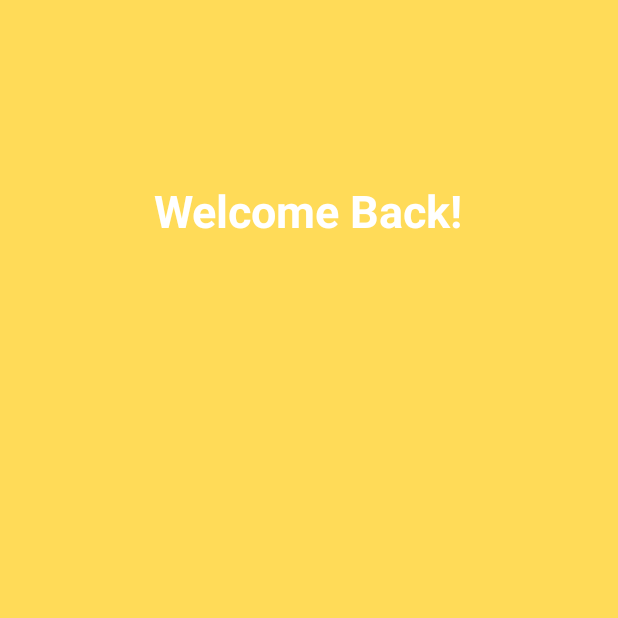
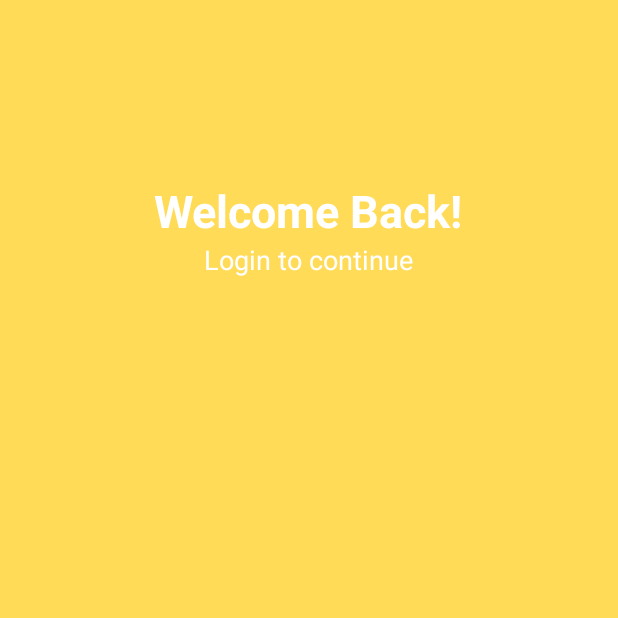
Before and after one commit to Cybertron-Ant/Login_Signup_Page, an Android app: the screen it shows after launch (MainActivity), on a phone screen of 412 x 824 dp, the top half of it. Run offline under Robolectric (Android 15) with nearby library versions, the phone set to English and light mode, and no system bars.

Commit message:
add 'Login to continue' TextView with centered, white text.

```diff
--- a/app/src/main/res/layout/activity_main.xml
+++ b/app/src/main/res/layout/activity_main.xml
@@ -21,5 +21,16 @@
         android:textColor="#FFFFFF" /> <!-- end Welcome Back -->
 
 
+    <TextView
+        android:id="@+id/LoginToContinuetv"
+        android:layout_width="wrap_content"
+        android:layout_height="wrap_content"
+        android:text="@string/login_to_continue"
+        android:textSize="18sp"
+        android:gravity="center"
+        android:layout_gravity="center"
+        android:textColor="#FFFFFF"/> <!-- end Login to continue -->
+
+
 
 </LinearLayout>
--- a/app/src/main/res/values/strings.xml
+++ b/app/src/main/res/values/strings.xml
@@ -1,4 +1,5 @@
 <resources>
     <string name="app_name">Login_Signup_Page</string>
     <string name="welcome_back">Welcome Back!</string>
+    <string name="login_to_continue">Login to continue</string>
 </resources>
```
